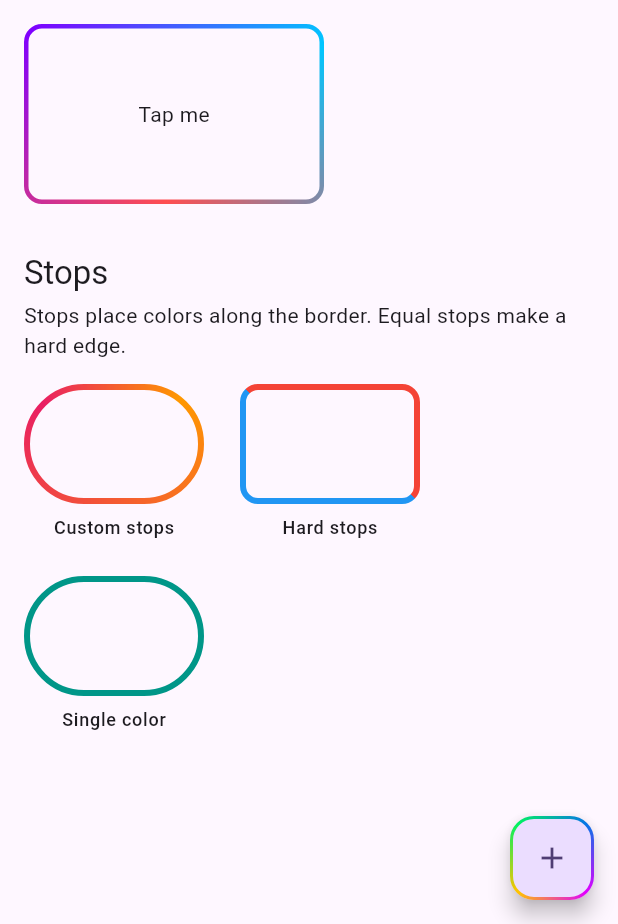
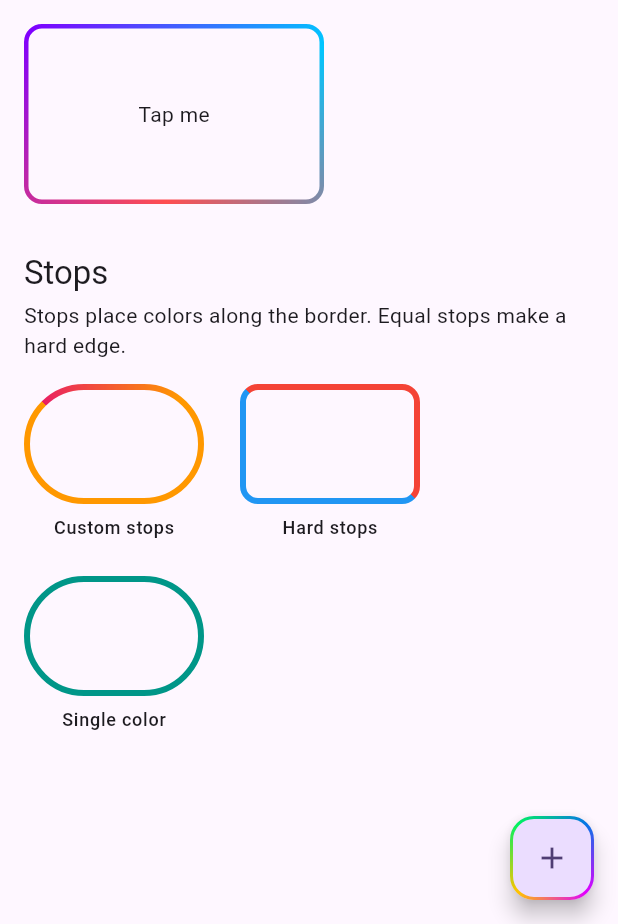
Before and after one commit to bszarlej/contour_gradient, a Flutter app: the screen it shows after launch, scrolled down 1698 dp, on a phone screen of 412 x 824 dp, the part 312-1236 px from its top. Run offline on Flutter 3.47's test engine with Material 3 defaults, Android fonts, the phone set to English and light mode, and no system bars.

Commit message:
fix: stop blending the gradient back into its first color
Closed borders used to add a blend from the last color back to the first,
so users could not end a gradient in a different color than it starts. The
gradient now runs from the first color to the last on every border; to loop
back smoothly, repeat the first color at the end of colors. With evenly
spaced colors the repeated color joins up with itself across the start, so
it takes the same share of the border as the others.

Co-Authored-By: Claude Opus 5.5 <noreply@anthropic.com>

```diff
--- a/example/lib/main.dart
+++ b/example/lib/main.dart
@@ -9,6 +9,7 @@ const List<Color> _sunset = <Color>[
   Color(0xFF7F00FF),
   Color(0xFF00C6FF),
   Color(0xFFFF4E50),
+  Color(0xFF7F00FF),
 ];
 
 const List<Color> _aurora = <Color>[
@@ -16,6 +17,7 @@ const List<Color> _aurora = <Color>[
   Color(0xFF0575E6),
   Color(0xFFE100FF),
   Color(0xFFFFC300),
+  Color(0xFF00F260),
 ];
 
 class MainApp extends StatelessWidget {
--- a/lib/src/contour_gradient_border.dart
+++ b/lib/src/contour_gradient_border.dart
@@ -68,22 +68,25 @@ class ContourGradientBorder extends OutlinedBorder {
 
   /// Positions of [colors] along the border, as fractions of its length.
   ///
-  /// On a closed border, the gradient wraps around: after the last color it
-  /// blends back into the first, ending where it started. If [stops] is null,
-  /// the colors are spaced evenly around the border, so each takes up the same
-  /// share of it; there is no need to repeat the first color at the end. If
-  /// [stops] is given, the stretch between the last stop and the first one,
-  /// going round through 1.0, blends from the last color to the first.
+  /// If [stops] is null, the colors are spaced evenly from 0.0 to 1.0. If
+  /// [stops] is given, the border is the first color before the first stop
+  /// and the last color after the last stop.
   ///
-  /// On an open border, such as some [LinearBorder]s, the gradient runs from
-  /// the first color to the last without wrapping.
+  /// The gradient does not blend from the last color back into the first, so
+  /// where its end meets its start, at 0.0 on a closed border, the colors
+  /// change in a hard edge. To blend back instead, repeat the first color at
+  /// the end of [colors]. With evenly spaced colors on a closed border, the
+  /// repeated color joins up with itself across 0.0, so it takes up the same
+  /// share of the border as each of the others.
   final List<double>? stops;
 
   /// How far the gradient is moved clockwise along the border, as a fraction
   /// of its length.
   ///
   /// The gradient wraps around, so 0.0 and 1.0 look the same. That makes this
-  /// value suitable for an endlessly repeating animation.
+  /// value suitable for an endlessly repeating animation. Repeat the first
+  /// color at the end of [colors] so no hard edge travels along the border;
+  /// see [stops].
   final double startOffset;
 
   /// The shape of the border.
@@ -146,24 +149,11 @@ class ContourGradientBorder extends OutlinedBorder {
     ContourGradientBorder b,
     double t,
   ) {
-    // The result has explicit stops, which would no longer wrap around the
-    // way evenly spaced colors do. So both gradients are wrapped first, as
-    // paint does for closed borders. On an open border, such as some
-    // LinearBorders, the gradient ends in its first color while the border
-    // animates.
-    final ({List<Color> colors, List<double> stops}) from = wrapColorStops(
+    final ({List<Color> colors, List<double> stops}) gradient = lerpColorStops(
       a.colors,
       a.stops,
-    );
-    final ({List<Color> colors, List<double> stops}) to = wrapColorStops(
       b.colors,
       b.stops,
-    );
-    final ({List<Color> colors, List<double> stops}) gradient = lerpColorStops(
-      from.colors,
-      from.stops,
-      to.colors,
-      to.stops,
       t,
     );
     return ContourGradientBorder(
@@ -266,19 +256,14 @@ class ContourGradientBorder extends OutlinedBorder {
     built.vertices.dispose();
   }
 
-  /// Builds the triangles for [strips], with the gradient wrapped around if
-  /// every strip is a closed loop.
+  /// Builds the triangles for [strips], colored by this border's gradient.
   ({ui.Vertices vertices, Rect bounds})? _buildVertices(
     List<ContourStrip> strips,
   ) {
-    final ({List<Color> colors, List<double> stops}) gradient =
-        strips.every((ContourStrip s) => s.closed)
-        ? wrapColorStops(colors, stops)
-        : (colors: colors, stops: resolveStops(colors.length, stops));
     return ContourStrip.buildVertices(
       strips,
-      colors: gradient.colors,
-      stops: gradient.stops,
+      colors: colors,
+      stops: resolveStops(colors.length, stops),
       startOffset: startOffset,
     );
   }
```
Also changed, not shown: lib/src/color_stops.dart (+0 -33 lines), 3 other files.
